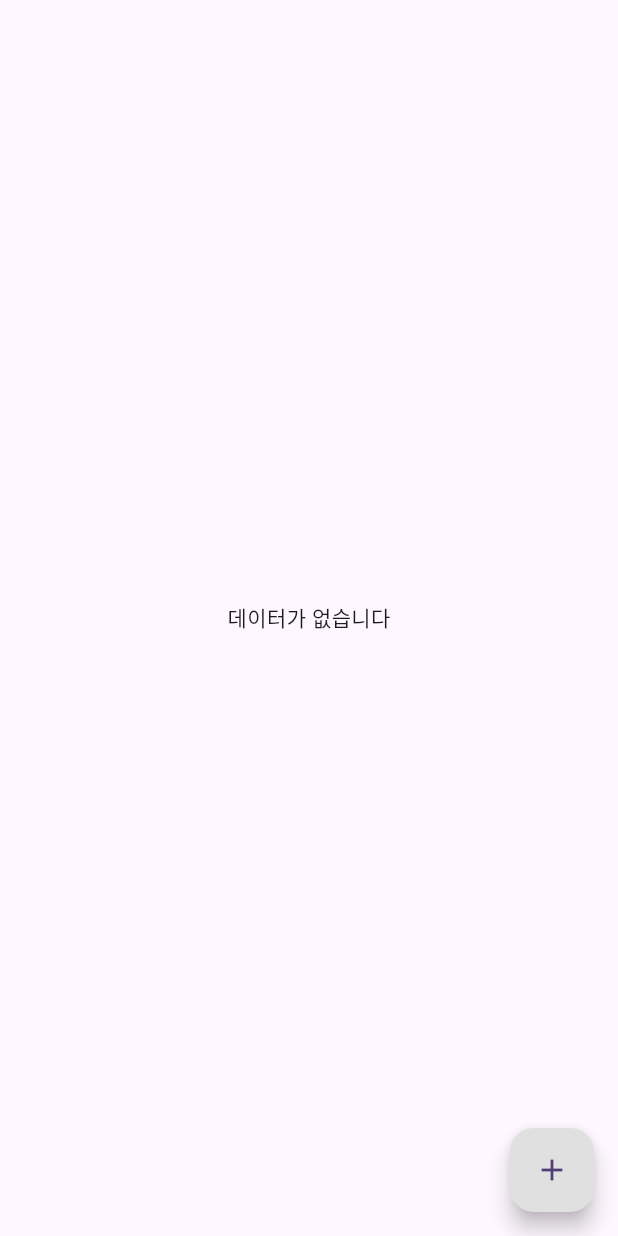
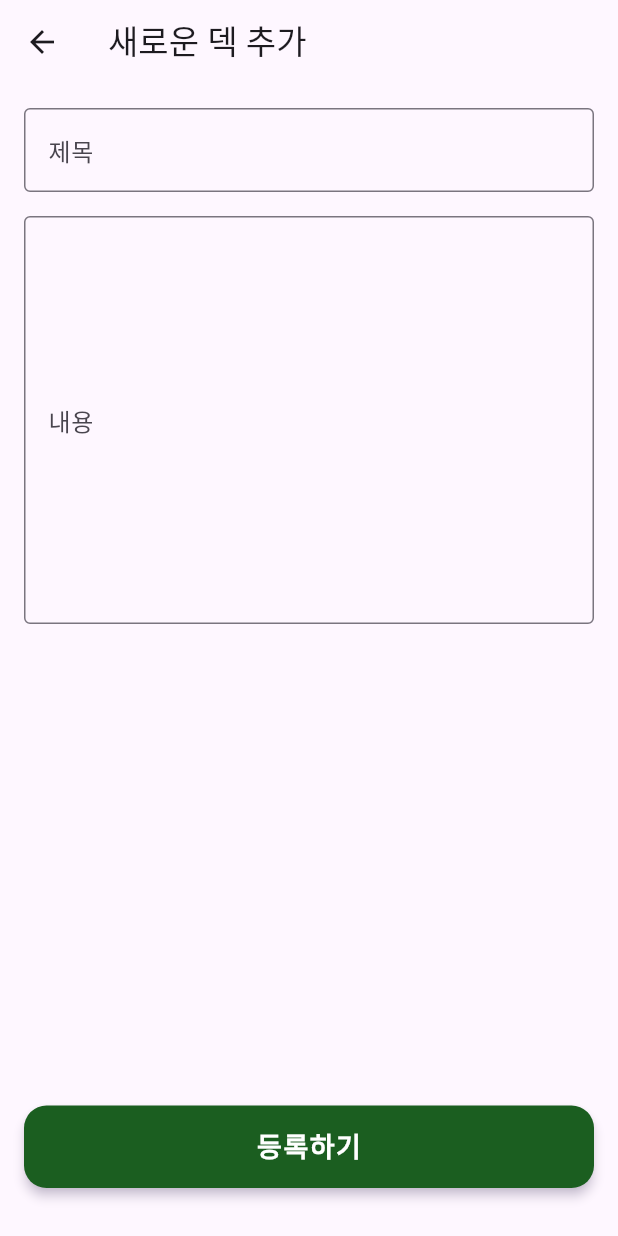
Before and after one commit to Blueberry-team-assignment/memorize, a Flutter app: the CardScreen screen opened directly, after a tap on the "add" icon, on a phone screen of 412 x 824 dp. Run offline on Flutter 3.47's test engine with Material 3 defaults, Android fonts, the light colour scheme and no system bars; our stand-ins replace sqflite; accounts and stored records are empty.

Commit message:
새로운 덱 추가 화면 및 추가 기능 등록

```diff
--- a/lib/feature/card/presentation/card_screen.dart
+++ b/lib/feature/card/presentation/card_screen.dart
@@ -1,5 +1,6 @@
 import 'package:flutter/material.dart';
 import 'package:flutter_memorize/feature/card/data/deck_data.dart';
+import 'package:flutter_memorize/feature/card/presentation/deck_append_screen.dart';
 
 class CardScreen extends StatefulWidget {
   const CardScreen({super.key});
@@ -40,7 +41,7 @@ class _CardScreenState extends State<CardScreen> {
             return const Center(child: Text('데이터가 없습니다'));
           }
           return Padding(
-            padding: const EdgeInsets.all(16.0),
+            padding: const EdgeInsets.symmetric(horizontal: 16, vertical: 0),
             child: ListView.builder(
               itemCount: snapshot.data!.length,
               itemBuilder: (context, index) {
@@ -49,7 +50,8 @@ class _CardScreenState extends State<CardScreen> {
                   elevation: 4,
                   margin: const EdgeInsets.only(bottom: 16),
                   child: Padding(
-                    padding: const EdgeInsets.all(16.0),
+                    padding: const EdgeInsets.symmetric(
+                        horizontal: 16, vertical: 16),
                     child: Column(
                       crossAxisAlignment: CrossAxisAlignment.start,
                       children: [
@@ -79,7 +81,13 @@ class _CardScreenState extends State<CardScreen> {
       ),
       floatingActionButton: FloatingActionButton(
         onPressed: () {
-          // TODO: 새로운 덱 추가 기능 구현
+          Navigator.push(
+            context,
+            MaterialPageRoute(
+                builder: (context) => DeckAppendScreen(
+                      deckProvider: _deckProvider,
+                    )),
+          );
         },
         backgroundColor: Colors.grey[300],
         child: const Icon(Icons.add),
--- /dev/null
+++ b/lib/feature/card/presentation/deck_append_screen.dart
@@ -0,0 +1,97 @@
+import 'package:flutter/material.dart';
+import 'package:flutter_memorize/feature/card/data/deck_data.dart';
+
+class DeckAppendScreen extends StatefulWidget {
+  final DeckProvider deckProvider;
+
+  const DeckAppendScreen({super.key, required this.deckProvider});
+
+  @override
+  State<DeckAppendScreen> createState() => _DeckAppendScreenState();
+}
+
+class _DeckAppendScreenState extends State<DeckAppendScreen> {
+  final _titleController = TextEditingController();
+  final _contentController = TextEditingController();
+
+  late final DeckProvider _deckProvider;
+
+  @override
+  void initState() {
+    super.initState();
+    _deckProvider = widget.deckProvider;
+  }
+
+  @override
+  void dispose() {
+    _titleController.dispose();
+    _contentController.dispose();
+    super.dispose();
+  }
+
+  @override
+  Widget build(BuildContext context) {
+    return Scaffold(
+      appBar: AppBar(
+        title: const Text('새로운 덱 추가'),
+      ),
+      body: Padding(
+        padding: const EdgeInsets.all(16.0),
+        child: Column(
+          crossAxisAlignment: CrossAxisAlignment.stretch,
+          children: [
+            // 제목 입력
+            TextField(
+              controller: _titleController,
+              decoration: const InputDecoration(
+                labelText: '제목',
+                border: OutlineInputBorder(),
+              ),
+            ),
+            const SizedBox(height: 16),
+            // 내용 입력
+            TextField(
+              controller: _contentController,
+              decoration: const InputDecoration(
+                labelText: '내용',
+                border: OutlineInputBorder(),
+              ),
+              maxLines: 10,
+            ),
+            const Spacer(),
+            Container(
+              width: double.infinity,
+              height: 55,
+              margin: const EdgeInsets.only(bottom: 16),
+              child: ElevatedButton(
+                onPressed: () async {
+                  Deck deck = Deck(
+                      title: _titleController.text,
+                      desc: _contentController.text);
+                  await _deckProvider.insert(deck);
+                },
+                style: ElevatedButton.styleFrom(
+                  backgroundColor: Colors.green[900],
+                  foregroundColor: Colors.white,
+                  shape: RoundedRectangleBorder(
+                    borderRadius: BorderRadius.circular(15),
+                  ),
+                  elevation: 3,
+                  shadowColor: Theme.of(context).primaryColor.withOpacity(0.5),
+                ),
+                child: const Text(
+                  '등록하기',
+                  style: TextStyle(
+                    fontSize: 18,
+                    fontWeight: FontWeight.bold,
+                    letterSpacing: 1,
+                  ),
+                ),
+              ),
+            ),
+          ],
+        ),
+      ),
+    );
+  }
+}
```
